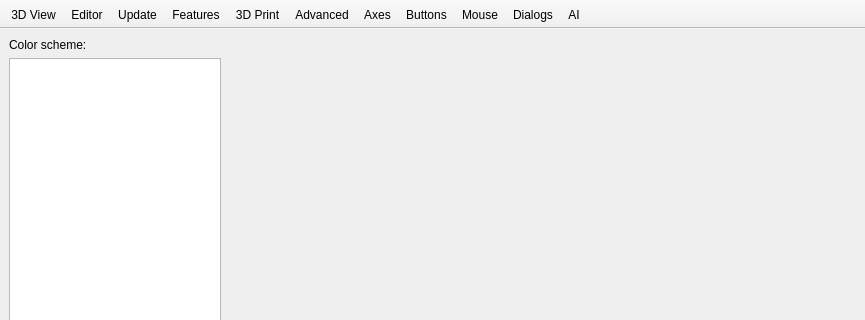
First picture: the form in src/gui/Preferences.ui, repository QUOCVIETHIEU/openscads_ai_agents, before the edit; both pictures show x 0 to 865 and y 0 to 320 of the 865 by 860 pixel window.
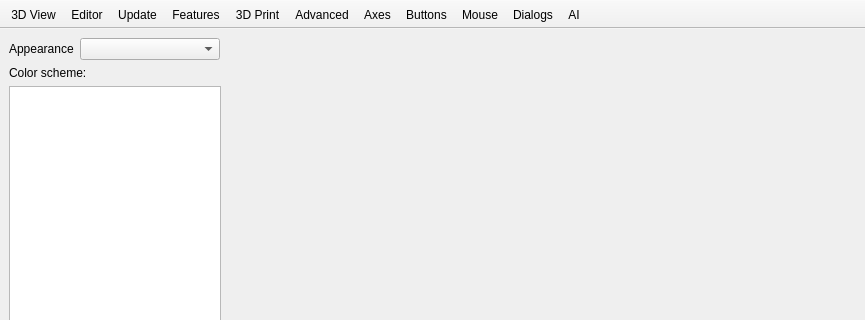
Second picture: the form after the edit. The open tabs and pages were chosen to show the change. Icons and pictures are not drawn. Custom widgets are drawn as their Qt base class.

Commit message:
Enhance appearance settings and integrate AI rendering feedback
Added a new UI color mode setting to allow users to select between Light, Dark, and System themes. Updated the MainWindow and Preferences to reflect this change, ensuring the application theme aligns with user preferences. Enhanced the AI rendering process to provide detailed feedback on rendering outcomes, including success states and error diagnostics. This improves user experience by allowing for better interaction with AI-generated content.

Patch:
```diff
--- a/src/gui/Preferences.ui
+++ b/src/gui/Preferences.ui
@@ -43,6 +43,46 @@
         <property name="bottomMargin">
          <number>0</number>
         </property>
+        <item>
+         <layout class="QHBoxLayout" name="horizontalLayoutUiColorMode">
+          <item>
+           <widget class="QLabel" name="labelUiColorMode">
+            <property name="text">
+             <string>Appearance</string>
+            </property>
+           </widget>
+          </item>
+          <item>
+           <widget class="QComboBox" name="comboBoxUiColorMode">
+            <property name="sizePolicy">
+             <sizepolicy hsizetype="Preferred" vsizetype="Fixed">
+              <horstretch>0</horstretch>
+              <verstretch>0</verstretch>
+             </sizepolicy>
+            </property>
+            <property name="minimumSize">
+             <size>
+              <width>140</width>
+              <height>0</height>
+             </size>
+            </property>
+           </widget>
+          </item>
+          <item>
+           <spacer name="horizontalSpacerUiColorMode">
+            <property name="orientation">
+             <enum>Qt::Horizontal</enum>
+            </property>
+            <property name="sizeHint" stdset="0">
+             <size>
+              <width>40</width>
+              <height>20</height>
+             </size>
+            </property>
+           </spacer>
+          </item>
+         </layout>
+        </item>
         <item>
          <layout class="QHBoxLayout" name="horizontalLayout" stretch="1,3">
           <item>
```
The commit also changes 40 other files.
